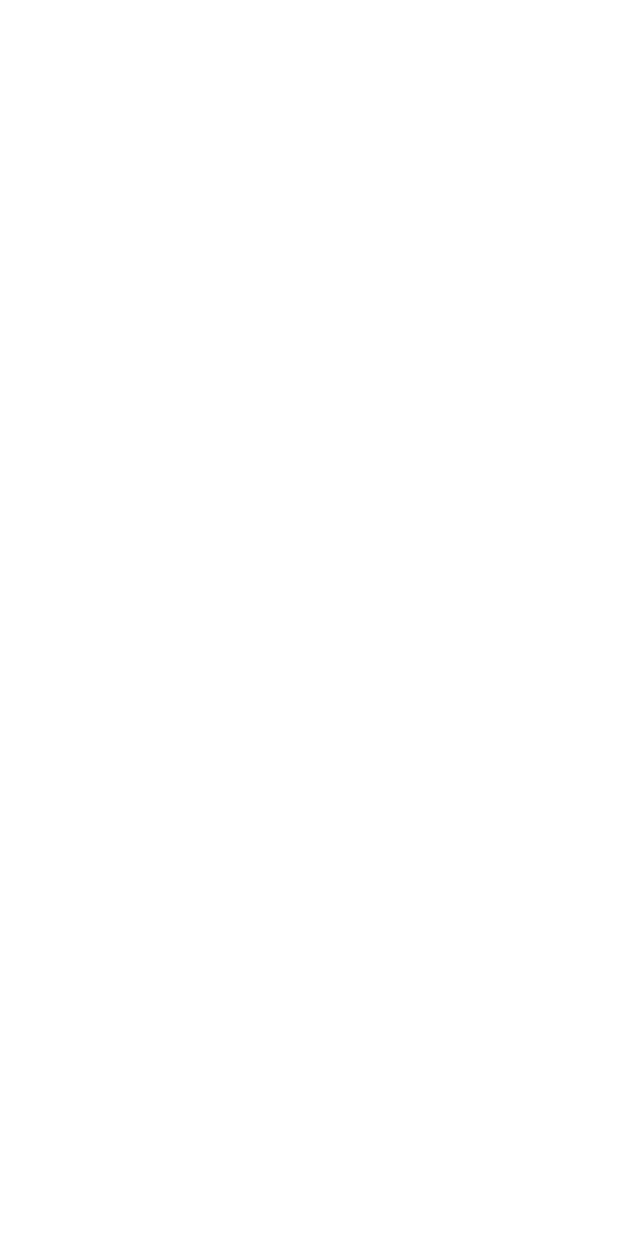
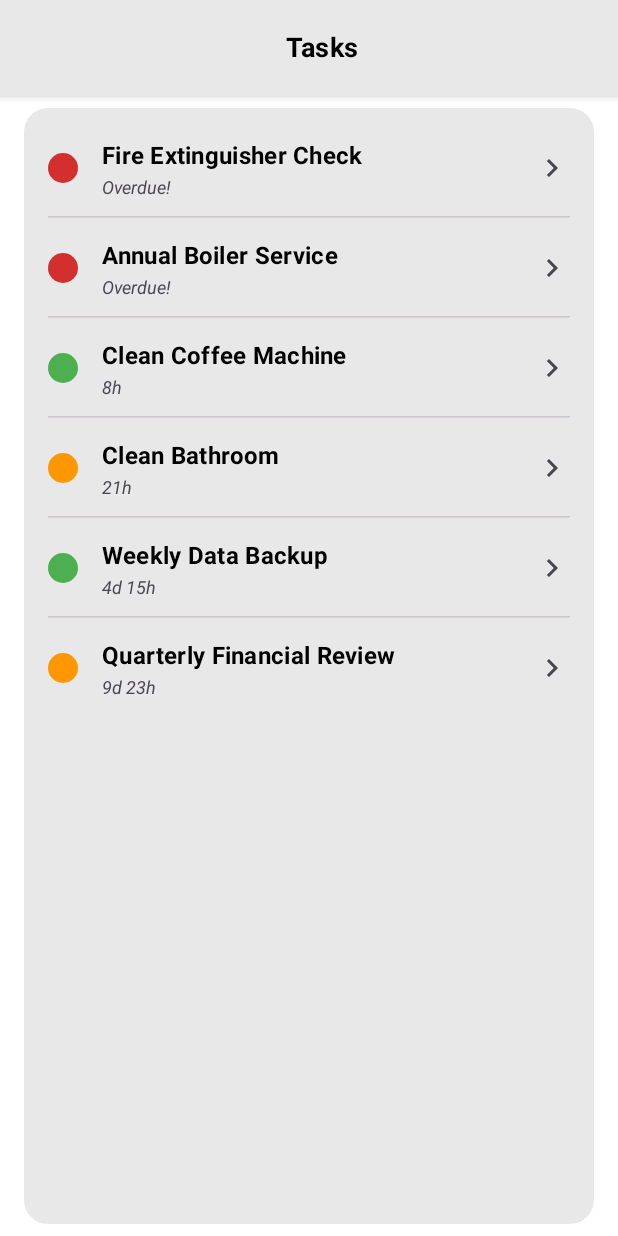
Before and after one commit to VladimirMikulas/ReTaskApp, an Android app built with Jetpack Compose: the screen it shows after launch (MainActivity), on a phone screen of 412 x 824 dp. Before the commit the screen is empty. Run offline under Robolectric (Android 15) with nearby library versions, the light colour scheme and no system bars; our stand-ins replace Dagger/Hilt's generated code, Room's generated code, accompanist.

Commit message:
Initial implementation of TaskListScreen

```diff
--- a/androidApp/src/main/java/com/vlamik/retask/MainActivityViewModel.kt
+++ b/androidApp/src/main/java/com/vlamik/retask/MainActivityViewModel.kt
@@ -3,6 +3,7 @@ package com.vlamik.retask
 import androidx.lifecycle.ViewModel
 import androidx.lifecycle.viewModelScope
 import com.vlamik.core.commons.logd
+import com.vlamik.core.domain.repository.TaskRepository
 import com.vlamik.core.domain.usecase.AppSettingsUseCase
 import com.vlamik.retask.MainActivityViewModel.UiState.Loading
 import com.vlamik.retask.MainActivityViewModel.UiState.Success
@@ -15,13 +16,12 @@ import javax.inject.Inject
 
 @HiltViewModel
 class MainActivityViewModel @Inject constructor(
-    appSettingsUseCase: AppSettingsUseCase
+    appSettingsUseCase: AppSettingsUseCase,
+    taskRepository: TaskRepository
 ) : ViewModel() {
     val uiState: StateFlow<UiState> = appSettingsUseCase.hasBeenOpened().map {
         if (!it) {
-            // Here you can add new logic
-            // for first time opening the app it can be useful to check if theres is existing local
-            // data from previous installations, or check and download heavier resources
+            taskRepository.initTasksData()
             appSettingsUseCase.appOpened()
             logd("Opening the app for the first time")
         }
--- /dev/null
+++ b/androidApp/src/main/java/com/vlamik/retask/features/tasklist/TaskListScreen.kt
@@ -0,0 +1,312 @@
+package com.vlamik.retask.features.tasklist
+
+import androidx.compose.foundation.background
+import androidx.compose.foundation.clickable
+import androidx.compose.foundation.layout.Arrangement
+import androidx.compose.foundation.layout.Box
+import androidx.compose.foundation.layout.Column
+import androidx.compose.foundation.layout.Row
+import androidx.compose.foundation.layout.Spacer
+import androidx.compose.foundation.layout.fillMaxSize
+import androidx.compose.foundation.layout.fillMaxWidth
+import androidx.compose.foundation.layout.height
+import androidx.compose.foundation.layout.padding
+import androidx.compose.foundation.layout.size
+import androidx.compose.foundation.lazy.LazyColumn
+import androidx.compose.foundation.lazy.itemsIndexed
+import androidx.compose.foundation.shape.CircleShape
+import androidx.compose.material.icons.Icons
+import androidx.compose.material.icons.automirrored.filled.ListAlt
+import androidx.compose.material.icons.filled.ChevronRight
+import androidx.compose.material3.HorizontalDivider
+import androidx.compose.material3.Icon
+import androidx.compose.material3.MaterialTheme
+import androidx.compose.material3.Scaffold
+import androidx.compose.material3.Surface
+import androidx.compose.material3.Text
+import androidx.compose.runtime.Composable
+import androidx.compose.runtime.collectAsState
+import androidx.compose.runtime.getValue
+import androidx.compose.ui.Alignment
+import androidx.compose.ui.Modifier
+import androidx.compose.ui.draw.clip
+import androidx.compose.ui.res.stringResource
+import androidx.compose.ui.text.font.FontStyle
+import androidx.compose.ui.text.font.FontWeight
+import androidx.compose.ui.text.style.TextOverflow
+import com.vlamik.core.commons.AppText
+import com.vlamik.core.domain.models.TaskItemModel
+import com.vlamik.core.domain.models.TaskStatus
+import com.vlamik.retask.R
+import com.vlamik.retask.common.utils.preview.DeviceFormatPreview
+import com.vlamik.retask.common.utils.preview.FontScalePreview
+import com.vlamik.retask.common.utils.preview.ThemeModePreview
+import com.vlamik.retask.component.LoadingIndicator
+import com.vlamik.retask.component.appbars.ReTaskAppBar
+import com.vlamik.retask.component.asString
+import com.vlamik.retask.features.tasklist.TaskListViewModel.TaskListScreenUiState
+import com.vlamik.retask.theme.Green
+import com.vlamik.retask.theme.Orange
+import com.vlamik.retask.theme.Red
+import com.vlamik.retask.theme.TemplateTheme
+import com.vlamik.retask.theme.dimensions
+
+@Composable
+fun TaskListScreen(
+    viewModel: TaskListViewModel,
+    navigateToTaskDetail: (taskId: Long) -> Unit,
+) {
+    val state by viewModel.state.collectAsState()
+
+    TaskListScreenContent(
+        state = state,
+        onTaskClick = navigateToTaskDetail
+    )
+}
+
+@Composable
+private fun TaskListScreenContent(
+    state: TaskListScreenUiState,
+    onTaskClick: (Long) -> Unit
+) {
+    Scaffold(
+        topBar = {
+            ReTaskAppBar(
+                title = stringResource(id = R.string.tasks_title)
+            )
+        }
+    ) { paddingValues ->
+        Surface(
+            modifier = Modifier
+                .fillMaxSize()
+                .padding(paddingValues),
+            color = MaterialTheme.colorScheme.background
+        ) {
+            when (state) {
+                is TaskListScreenUiState.LoadingData -> {
+                    LoadingIndicator()
+                }
+
+                is TaskListScreenUiState.UpdateSuccess -> TaskList(
+                    tasks = state.tasks,
+                    onTaskClick = onTaskClick
+                )
+
+                is TaskListScreenUiState.DataError -> ErrorState(
+                    errorMessage = state.error
+                )
+            }
+
+        }
+    }
+}
+
+@Composable
+private fun TaskList(
+    tasks: List<TaskItemModel>,
+    onTaskClick: (Long) -> Unit
+) {
+
+    if (tasks.isEmpty()) {
+        EmptyState()
+    } else {
+        Surface(
+            modifier = Modifier
+                .padding(
+                    horizontal = MaterialTheme.dimensions.large,
+                    vertical = MaterialTheme.dimensions.medium
+                )
+                .fillMaxWidth()
+                .clip(MaterialTheme.shapes.large),
+            color = MaterialTheme.colorScheme.surface,
+        ) {
+            LazyColumn(
+                verticalArrangement = Arrangement.spacedBy(MaterialTheme.dimensions.tiny),
+                modifier = Modifier.padding(vertical = MaterialTheme.dimensions.medium)
+            ) {
+                itemsIndexed(tasks, key = { _, task -> task.id }) { index, task ->
+                    TaskListItem(
+                        task = task,
+                        onClicked = { onTaskClick(task.id) },
+                    )
+                    if (index < tasks.lastIndex) {
+                        HorizontalDivider(
+                            color = MaterialTheme.colorScheme.outlineVariant,
+                            thickness = MaterialTheme.dimensions.thin,
+                            modifier = Modifier.padding(
+                                start = MaterialTheme.dimensions.large,
+                                end = MaterialTheme.dimensions.large
+                            )
+                        )
+                    }
+                }
+            }
+        }
+    }
+}
+
+@Composable
+private fun TaskListItem(
+    task: TaskItemModel,
+    onClicked: () -> Unit
+) {
+    val indicatorColor = when (task.status) {
+        TaskStatus.GREEN -> Green
+        TaskStatus.ORANGE -> Orange
+        TaskStatus.RED -> Red
+    }
+
+    Row(
+        modifier = Modifier
+            .fillMaxWidth()
+            .clickable(onClick = onClicked)
+            .padding(
+                horizontal = MaterialTheme.dimensions.large,
+                vertical = MaterialTheme.dimensions.mediumLarge
+            ),
+        verticalAlignment = Alignment.CenterVertically,
+        horizontalArrangement = Arrangement.spacedBy(MaterialTheme.dimensions.large)
+    ) {
+        Box(
+            modifier = Modifier
+                .size(MaterialTheme.dimensions.iconSizeSmall)
+                .background(indicatorColor, CircleShape)
+        )
+
+        Column(modifier = Modifier.weight(1f)) {
+            Text(
+                text = task.name,
+                style = MaterialTheme.typography.titleMedium.copy(
+                    fontWeight = FontWeight.Bold
+                ),
+                maxLines = 1,
+                overflow = TextOverflow.Ellipsis,
+                color = MaterialTheme.colorScheme.onSurface
+            )
+            if (task.formattedRemainingTime.isNotBlank()) {
+                Spacer(modifier = Modifier.height(MaterialTheme.dimensions.extraSmall))
+                Text(
+                    text = task.formattedRemainingTime,
+                    style = MaterialTheme.typography.bodySmall.copy(
+                        fontStyle = FontStyle.Italic
+                    ),
+                    color = MaterialTheme.colorScheme.onSurfaceVariant
+                )
+            }
+        }
+
+        Icon(
+            imageVector = Icons.Filled.ChevronRight,
+            contentDescription = stringResource(R.string.cd_view_task_details),
+            tint = MaterialTheme.colorScheme.onSurfaceVariant,
+            modifier = Modifier.size(MaterialTheme.dimensions.iconSizeMedium)
+        )
+    }
+}
+
+@Composable
+private fun ErrorState(errorMessage: AppText) {
+    Column(
+        modifier = Modifier
+            .fillMaxSize()
+            .padding(MaterialTheme.dimensions.large),
+        verticalArrangement = Arrangement.Center,
+        horizontalAlignment = Alignment.CenterHorizontally
+    ) {
+        Text(
+            text = errorMessage.asString(),
+            style = MaterialTheme.typography.titleMedium,
+            color = MaterialTheme.colorScheme.error
+        )
+        Spacer(modifier = Modifier.height(MaterialTheme.dimensions.large))
+    }
+}
+
+@Composable
+private fun EmptyState() {
+    Column(
+        modifier = Modifier
+            .fillMaxSize()
+            .padding(MaterialTheme.dimensions.large),
+        verticalArrangement = Arrangement.Center,
+        horizontalAlignment = Alignment.CenterHorizontally
+    ) {
+        Icon(
+            imageVector = Icons.AutoMirrored.Filled.ListAlt,
+            contentDescription = null,
+            modifier = Modifier.size(MaterialTheme.dimensions.iconSizeExtraLarge),
+            tint = MaterialTheme.colorScheme.onSurfaceVariant
+        )
+        Spacer(modifier = Modifier.height(MaterialTheme.dimensions.large))
+        Text(
+            text = stringResource(id = R.string.no_tasks_available),
+            style = MaterialTheme.typography.titleMedium,
+            color = MaterialTheme.colorScheme.onSurfaceVariant
+        )
+        Spacer(modifier = Modifier.height(MaterialTheme.dimensions.large))
+    }
+}
+
+@ThemeModePreview
+@FontScalePreview
+@DeviceFormatPreview
+@Composable
+private fun TaskListScreenPreview_Success() {
+    val sampleTasks = listOf(
+        TaskItemModel(1L, "Týždenná záloha dát", TaskStatus.GREEN, "Splatné za 5 dní"),
+        TaskItemModel(2L, "Upratať kúpeľňu", TaskStatus.ORANGE, "Splatné do 1 dňa"),
+        TaskItemModel(3L, "Ročný servis kotla", TaskStatus.RED, "Po termíne 2 týždne"),
+        TaskItemModel(
+            4L,
+            "Kontrola hasiacich prístrojov",
+            TaskStatus.ORANGE,
+            "Splatné za 3 mesiace"
+        ),
+        TaskItemModel(5L, "Vyčistiť kávovar", TaskStatus.GREEN, "Splatné za 4 hodiny")
+    )
+    TemplateTheme {
+        TaskListScreenContent(
+            state = TaskListScreenUiState.UpdateSuccess(sampleTasks),
+            onTaskClick = {}
+        )
+    }
+}
+
+@ThemeModePreview
+@FontScalePreview
+@DeviceFormatPreview
+@Composable
+private fun TaskListScreenPreview_Loading() {
+    TemplateTheme {
+        TaskListScreenContent(
+            state = TaskListScreenUiState.LoadingData,
+            onTaskClick = {}
+        )
+    }
+}
+
+@ThemeModePreview
+@FontScalePreview
+@DeviceFormatPreview
+@Composable
+private fun TaskListScreenPreview_Error() {
+    TemplateTheme {
+        TaskListScreenContent(
+            state = TaskListScreenUiState.DataError(AppText.from(R.string.data_error)),
+            onTaskClick = {}
+        )
+    }
+}
+
+@ThemeModePreview
+@FontScalePreview
+@DeviceFormatPreview
+@Composable
+private fun TaskListScreenPreview_Empty() {
+    TemplateTheme {
+        TaskListScreenContent(
+            state = TaskListScreenUiState.UpdateSuccess(emptyList()),
+            onTaskClick = {}
+        )
+    }
+}
--- /dev/null
+++ b/androidApp/src/main/java/com/vlamik/retask/features/tasklist/TaskListViewModel.kt
@@ -0,0 +1,55 @@
+package com.vlamik.retask.features.tasklist
+
+import androidx.lifecycle.ViewModel
+import androidx.lifecycle.viewModelScope
+import com.vlamik.core.commons.AppText
+import com.vlamik.core.domain.models.TaskItemModel
+import com.vlamik.core.domain.repository.TaskRepository
+import com.vlamik.retask.R
+import dagger.hilt.android.lifecycle.HiltViewModel
+import kotlinx.coroutines.flow.MutableStateFlow
+import kotlinx.coroutines.flow.StateFlow
+import kotlinx.coroutines.flow.asStateFlow
+import kotlinx.coroutines.flow.collectLatest
+import kotlinx.coroutines.launch
+import javax.inject.Inject
+
+
+@HiltViewModel
+class TaskListViewModel @Inject constructor(
+    private val taskRepository: TaskRepository,
+) : ViewModel() {
+
+    private val _state = MutableStateFlow<TaskListScreenUiState>(TaskListScreenUiState.LoadingData)
+    val state: StateFlow<TaskListScreenUiState> = _state.asStateFlow()
+
+    init {
+        loadTasks()
+    }
+
+    private fun loadTasks() {
+        viewModelScope.launch {
+            _state.value = TaskListScreenUiState.LoadingData
+            taskRepository.getAllTasks().collectLatest { result ->
+                result
+                    .onSuccess { tasks ->
+                        _state.value = TaskListScreenUiState.UpdateSuccess(tasks)
+                    }
+                    .onFailure { throwable ->
+                        _state.value = TaskListScreenUiState.DataError(throwable.message?.let {
+                            AppText.dynamic(it)
+                        } ?: AppText.from(R.string.data_error))
+                    }
+            }
+        }
+    }
+
+    sealed interface TaskListScreenUiState {
+        data object LoadingData : TaskListScreenUiState
+        data class UpdateSuccess(
+            val tasks: List<TaskItemModel>
+        ) : TaskListScreenUiState
+
+        data class DataError(val error: AppText) : TaskListScreenUiState
+    }
+}
--- a/androidApp/src/main/java/com/vlamik/retask/navigation/NavHost.kt
+++ b/androidApp/src/main/java/com/vlamik/retask/navigation/NavHost.kt
@@ -1,10 +1,12 @@
 package com.vlamik.retask.navigation
 
 import androidx.compose.runtime.Composable
+import androidx.hilt.navigation.compose.hiltViewModel
 import androidx.navigation.NavHostController
 import androidx.navigation.compose.NavHost
 import androidx.navigation.compose.composable
 import androidx.navigation.compose.rememberNavController
+import com.vlamik.retask.features.tasklist.TaskListScreen
 
 
 @Composable
@@ -13,8 +15,12 @@ fun ReTaskNavHost(
 ) {
     NavHost(navController = navController, startDestination = NavRoutes.TaskList.path) {
         composable(NavRoutes.TaskList.path) {
-
-
+            TaskListScreen(
+                hiltViewModel(),
+                navigateToTaskDetail = { id ->
+                    navController.navigate(NavRoutes.TaskDetails.build(id.toString()))
+                }
+            )
         }
     }
 }
--- a/androidApp/src/main/java/com/vlamik/retask/theme/Color.kt
+++ b/androidApp/src/main/java/com/vlamik/retask/theme/Color.kt
@@ -6,10 +6,10 @@ val Purple200 = Color(0xFFBB86FC)
 val Purple500 = Color(0xFF6200EE)
 val Purple700 = Color(0xFF3700B3)
 val Teal200 = Color(0xFF03DAC5)
-val SoftGray = Color(0xFFF8F8F8)
+val SoftGray = Color(0xFFE8E8E8)
 val PinkShade = Color(0xFFF85484)
 
 //TaskStatusIndicator colors
 val Green = Color(0xFF4CAF50)
 val Orange = Color(0xFFFF9800)
-val Red = Color(0xFFFF9800)
+val Red = Color(0xFFD32F2F)
--- a/core/data/src/main/java/com/vlamik/core/data/datasource/db/sources/RoomTaskDataSource.kt
+++ b/core/data/src/main/java/com/vlamik/core/data/datasource/db/sources/RoomTaskDataSource.kt
@@ -70,61 +70,56 @@ class RoomTaskDataSource @Inject constructor(private val taskDao: TaskDao) : Tas
         }
     }
 
-    companion object DefaultTasks {
+    companion object {
         private val MINUTE_IN_MILLIS = TimeUnit.MINUTES.toMillis(1)
         private val HOUR_IN_MILLIS = TimeUnit.HOURS.toMillis(1)
         private val DAY_IN_MILLIS = TimeUnit.DAYS.toMillis(1)
-        private val MONTH_IN_MILLIS = 30 * DAY_IN_MILLIS // Approximate month
-        private val YEAR_IN_MILLIS = 365 * DAY_IN_MILLIS // Approximate year
+        private val MONTH_IN_MILLIS = 30L * DAY_IN_MILLIS
+        private val YEAR_IN_MILLIS = 365L * DAY_IN_MILLIS
 
-        // Reference time for simulating different states.
-        // NOTE: REFERENCE_TIME is set at the time of code compilation/app launch,
-        // so the 'due dates' are relative to this constant. For dynamic states relative to
-        // the *current* real-time, you might need to adjust logic in your domain/UI layer
-        // that calculates actual due dates based on System.currentTimeMillis() and lastExecutedMillis.
-        private val REFERENCE_TIME = System.currentTimeMillis()
+        private fun now(): Long = System.currentTimeMillis()
 
-        // --- 1. Task: File Backup (State: GREEN - recently executed) ---
+        // --- 1. Task: GREEN
         private val taskBackupFiles = TaskEntity(
             id = 1L,
-            name = "Týždenná záloha dát",
-            description = "Pripravte externý disk a zálohujte dôležité pracovné a osobné súbory. Skontrolujte integritu zálohy.",
+            name = "Weekly Data Backup",
+            description = "Prepare an external drive and back up important work and personal files. Check backup integrity.",
             minIntervalMillis = 5 * DAY_IN_MILLIS,
             maxIntervalMillis = 7 * DAY_IN_MILLIS,
             points = 25,
-            executionTimestampsMillis = listOf(REFERENCE_TIME - 2 * DAY_IN_MILLIS - 8 * HOUR_IN_MILLIS),
-            lastExecutedMillis = REFERENCE_TIME - 2 * DAY_IN_MILLIS - 8 * HOUR_IN_MILLIS
+            executionTimestampsMillis = listOf(now() - 2 * DAY_IN_MILLIS - 8 * HOUR_IN_MILLIS),
+            lastExecutedMillis = now() - 2 * DAY_IN_MILLIS - 8 * HOUR_IN_MILLIS
         )
 
-        // --- 2. Task: Regular Housework (State: ORANGE - can be executed) ---
+        // --- 2. Task: ORANGE
         private val taskCleanBathroom = TaskEntity(
             id = 2L,
-            name = "Upratať kúpeľňu",
-            description = "Vyčistiť umývadlo, sprchový kút/vaňu, záchod a podlahu. Doplňte mydlo a toaletný papier.",
+            name = "Clean Bathroom",
+            description = "Clean the sink, shower/bathtub, toilet, and floor. Refill soap and toilet paper.",
             minIntervalMillis = 3 * DAY_IN_MILLIS,
             maxIntervalMillis = 5 * DAY_IN_MILLIS,
             points = 15,
-            executionTimestampsMillis = listOf(REFERENCE_TIME - 4 * DAY_IN_MILLIS - 2 * HOUR_IN_MILLIS),
-            lastExecutedMillis = REFERENCE_TIME - 4 * DAY_IN_MILLIS - 2 * HOUR_IN_MILLIS
+            executionTimestampsMillis = listOf(now() - 4 * DAY_IN_MILLIS - 2 * HOUR_IN_MILLIS),
+            lastExecutedMillis = now() - 4 * DAY_IN_MILLIS - 2 * HOUR_IN_MILLIS
         )
 
-        // --- 3. Task: Service Activity (State: RED - overdue) ---
+        // --- 3. Task: RED (Long overdue)
         private val taskBoilerMaintenance = TaskEntity(
             id = 3L,
-            name = "Ročný servis kotla",
-            description = "Kontaktovať autorizovaného technika pre ročnú revíziu a údržbu vykurovacieho kotla. Skontrolujte dátum posledného servisu.",
+            name = "Annual Boiler Service",
+            description = "Contact an authorized technician for annual inspection and maintenance of the heating boiler. Check last service date.",
             minIntervalMillis = 11 * MONTH_IN_MILLIS,
             maxIntervalMillis = 12 * MONTH_IN_MILLIS,
             points = 50,
-            executionTimestampsMillis = listOf(REFERENCE_TIME - 13 * MONTH_IN_MILLIS - 7 * DAY_IN_MILLIS),
-            lastExecutedMillis = REFERENCE_TIME - 13 * MONTH_IN_MILLIS - 7 * DAY_IN_MILLIS
+            executionTimestampsMillis = listOf(now() - 13 * MONTH_IN_MILLIS - 7 * DAY_IN_MILLIS),
+            lastExecutedMillis = now() - 13 * MONTH_IN_MILLIS - 7 * DAY_IN_MILLIS
         )
 
-        // --- 4. Task: Device Check (State: NEVER EXECUTED / PENDING) ---
+        // --- 4. Task: RED
         private val taskCheckFireExtinguisher = TaskEntity(
             id = 4L,
-            name = "Kontrola hasiacich prístrojov",
-            description = "Skontrolovať tlak a platnosť hasiacich prístrojov v domácnosti a garáži. Zaznamenať dátumy expirácie.",
+            name = "Fire Extinguisher Check",
+            description = "Check pressure and validity of fire extinguishers in the home and garage. Record expiration dates.",
             minIntervalMillis = 6 * MONTH_IN_MILLIS,
             maxIntervalMillis = 1 * YEAR_IN_MILLIS,
             points = 30,
@@ -132,20 +127,32 @@ class RoomTaskDataSource @Inject constructor(private val taskDao: TaskDao) : Tas
             lastExecutedMillis = null
         )
 
-        // --- 5. Task: Frequent Maintenance (State: GREEN - recently executed, short interval) ---
+        // --- 5. Task: GREEN
         private val taskCheckCoffeeMachine = TaskEntity(
             id = 5L,
-            name = "Vyčistiť kávovar",
-            description = "Vyprázdniť a vyčistiť zásobník na vodu a odpadovú nádobku kávovaru. Prepláchnuť systém.",
+            name = "Clean Coffee Machine",
+            description = "Empty and clean the water reservoir and waste bin of the coffee machine. Flush the system.",
             minIntervalMillis = 6 * HOUR_IN_MILLIS,
             maxIntervalMillis = 12 * HOUR_IN_MILLIS,
             points = 5,
             executionTimestampsMillis = listOf(
-                REFERENCE_TIME - 1 * DAY_IN_MILLIS,
-                REFERENCE_TIME - 18 * HOUR_IN_MILLIS,
-                REFERENCE_TIME - 3 * HOUR_IN_MILLIS - 20 * MINUTE_IN_MILLIS
+                now() - 1 * DAY_IN_MILLIS,
+                now() - 18 * HOUR_IN_MILLIS,
+                now() - 3 * HOUR_IN_MILLIS - 20 * MINUTE_IN_MILLIS
             ),
-            lastExecutedMillis = REFERENCE_TIME - 3 * HOUR_IN_MILLIS - 20 * MINUTE_IN_MILLIS
+            lastExecutedMillis = now() - 3 * HOUR_IN_MILLIS - 20 * MINUTE_IN_MILLIS
+        )
+
+        // --- 6. Task: ORANGE
+        private val taskQuarterlyReview = TaskEntity(
+            id = 6L,
+            name = "Quarterly Financial Review",
+            description = "Review Q2 financial statements and prepare for stakeholder meeting.",
+            minIntervalMillis = 2 * MONTH_IN_MILLIS,
+            maxIntervalMillis = 3 * MONTH_IN_MILLIS,
+            points = 70,
+            executionTimestampsMillis = listOf(now() - 2 * MONTH_IN_MILLIS - 20 * DAY_IN_MILLIS),
+            lastExecutedMillis = now() - 2 * MONTH_IN_MILLIS - 20 * DAY_IN_MILLIS
         )
 
         val allTasks = listOf(
@@ -153,7 +160,8 @@ class RoomTaskDataSource @Inject constructor(private val taskDao: TaskDao) : Tas
             taskCleanBathroom,
             taskBoilerMaintenance,
             taskCheckFireExtinguisher,
-            taskCheckCoffeeMachine
+            taskCheckCoffeeMachine,
+            taskQuarterlyReview
         )
     }
 }
```
